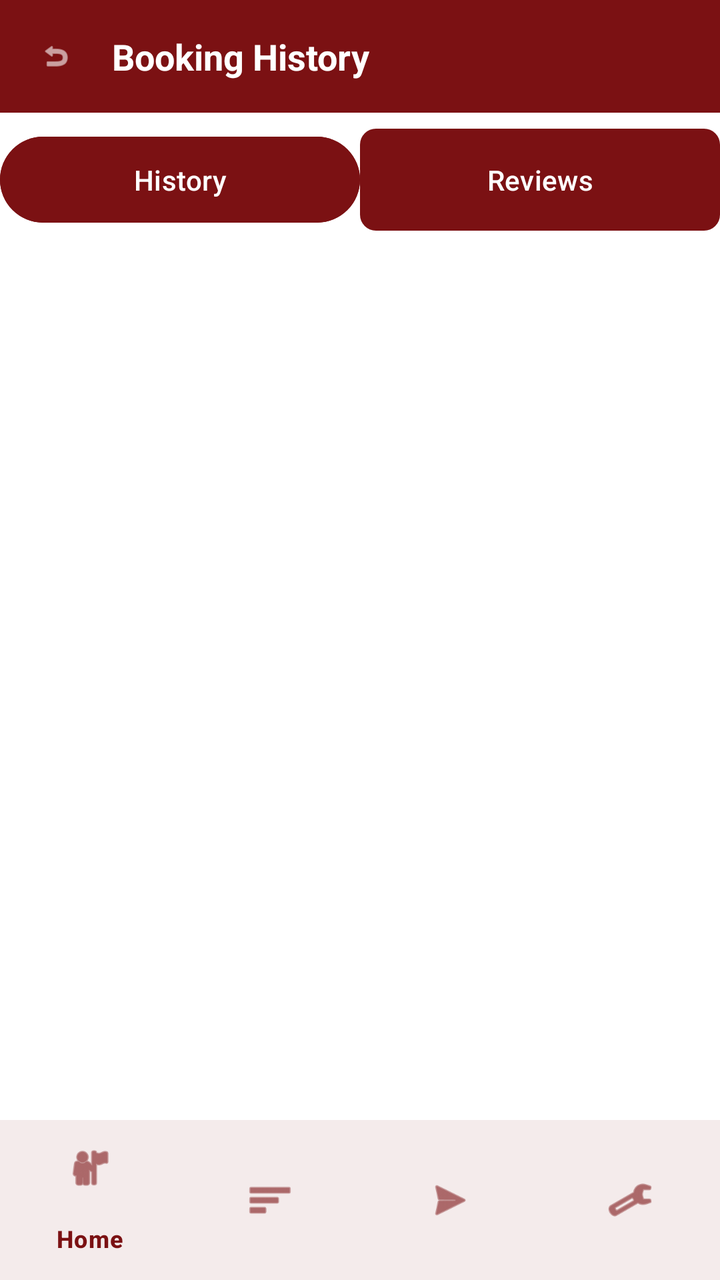
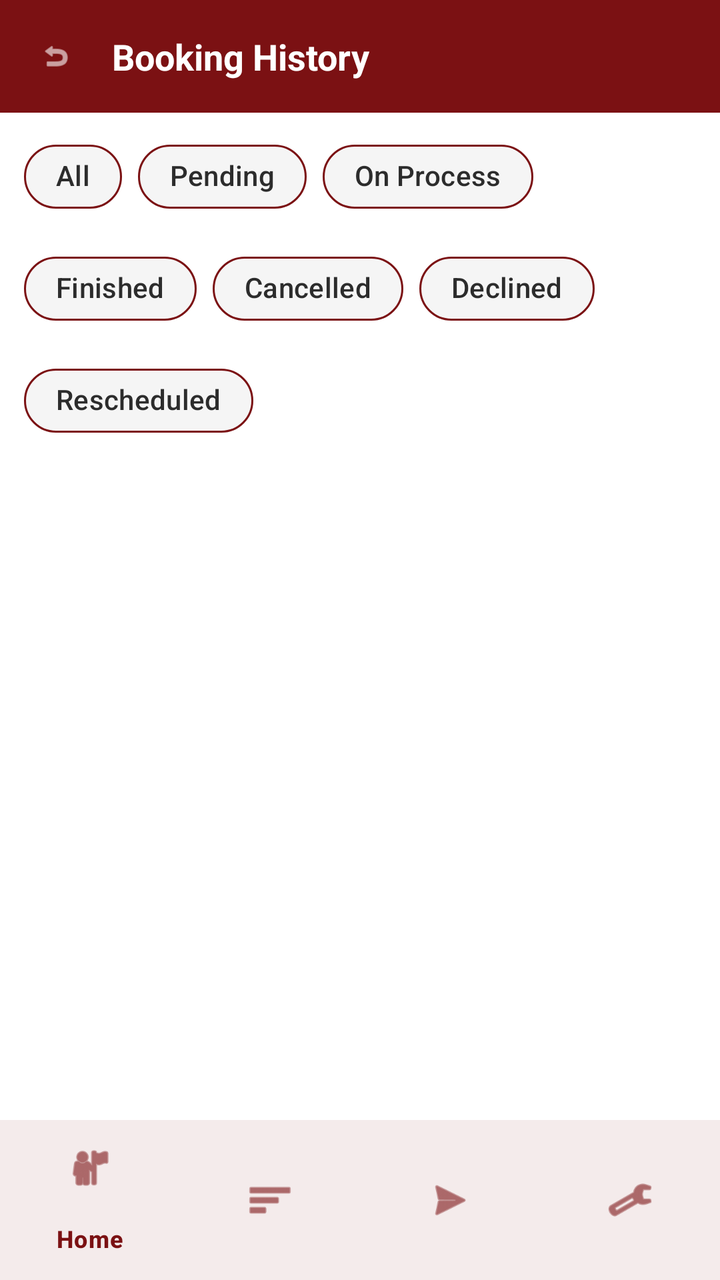

An Android layout rendered at two revisions. The XML below is the earlier revision; the diff shows what the commit changed to produce the second picture.
<!-- AndroidManifest.xml: application theme Theme.FixItFinderApp -->
<!-- res/layout/activity_history.xml -->
<?xml version="1.0" encoding="utf-8"?>
<androidx.coordinatorlayout.widget.CoordinatorLayout
    xmlns:android="http://schemas.android.com/apk/res/android"
    xmlns:app="http://schemas.android.com/apk/res-auto"
    android:layout_width="match_parent"
    android:layout_height="match_parent"
    android:background="@color/white">

    <androidx.constraintlayout.widget.ConstraintLayout
        android:layout_width="match_parent"
        android:layout_height="match_parent">

        
        <LinearLayout
            android:id="@+id/headerLayout"
            android:layout_width="match_parent"
            android:layout_height="wrap_content"
            android:orientation="horizontal"
            android:background="@color/color_primary"
            android:padding="16dp"
            android:gravity="center_vertical"
            app:layout_constraintTop_toTopOf="parent"
            app:layout_constraintStart_toStartOf="parent"
            app:layout_constraintEnd_toEndOf="parent">

            <ImageView
                android:id="@+id/btnBack"
                android:layout_width="24dp"
                android:layout_height="24dp"
                android:src="@android:drawable/ic_menu_revert"
                android:tint="@color/white"
                android:padding="4dp"
                android:background="?attr/selectableItemBackgroundBorderless"
                android:contentDescription="Back"
                android:layout_marginEnd="16dp" />

            <TextView
                android:layout_width="0dp"
                android:layout_height="wrap_content"
                android:layout_weight="1"
                android:text="Booking History"
                android:textSize="18sp"
                android:textStyle="bold"
                android:textColor="@color/white" />
        </LinearLayout>

        
        <LinearLayout
            android:id="@+id/tabLayout"
            android:layout_width="match_parent"
            android:layout_height="wrap_content"
            android:orientation="horizontal"
            android:background="@color/white"
            android:layout_marginTop="8dp"
            app:layout_constraintTop_toBottomOf="@+id/headerLayout"
            app:layout_constraintStart_toStartOf="parent"
            app:layout_constraintEnd_toEndOf="parent">

            <Button
                android:id="@+id/btnHistory"
                android:layout_width="0dp"
                android:layout_height="wrap_content"
                android:layout_weight="1"
                android:text="History"
                android:textColor="@color/white"
                android:backgroundTint="@color/color_primary"
                android:padding="12dp" />

            <Button
                android:id="@+id/btnReviews"
                android:layout_width="0dp"
                android:layout_height="wrap_content"
                android:layout_weight="1"
                android:text="Reviews"
                android:textColor="@color/color_background"
                android:background="@drawable/button_outline_primary"
                android:padding="12dp" />
        </LinearLayout>

        
        <androidx.recyclerview.widget.RecyclerView
            android:id="@+id/recyclerViewHistory"
            android:layout_width="match_parent"
            android:layout_height="0dp"
            android:padding="16dp"
            android:clipToPadding="false"
            app:layout_constraintTop_toBottomOf="@+id/tabLayout"
            app:layout_constraintBottom_toTopOf="@+id/bottomNavigation"
            app:layout_constraintStart_toStartOf="parent"
            app:layout_constraintEnd_toEndOf="parent" />

        
        <com.google.android.material.bottomnavigation.BottomNavigationView
            android:id="@+id/bottomNavigation"
            android:layout_width="match_parent"
            android:layout_height="wrap_content"
            android:background="@color/white"
            app:itemTextColor="@color/color_primary"
            app:itemIconTint="@color/color_primary"
            app:menu="@menu/bottom_navigation"
            app:layout_constraintBottom_toBottomOf="parent"
            app:layout_constraintStart_toStartOf="parent"
            app:layout_constraintEnd_toEndOf="parent" />

    </androidx.constraintlayout.widget.ConstraintLayout>

</androidx.coordinatorlayout.widget.CoordinatorLayout>
<!-- resources referenced by this layout -->
<resources>
  <color name="color_background">#FFFFFF</color>
  <color name="color_primary">#7B1113</color>
  <color name="white">#FFFFFFFF</color>
  <!-- drawable button_outline_primary (drawable) -->
  <?xml version="1.0" encoding="utf-8"?>
  <shape xmlns:android="http://schemas.android.com/apk/res/android"
      android:shape="rectangle">
  
      <solid android:color="@color/color_primary" />
  
      
      <corners
          android:radius="8dp" />
  
      <padding
          android:left="16dp"
          android:top="8dp"
          android:right="16dp"
          android:bottom="8dp" />
  
  </shape>
  <style name="Theme.FixItFinderApp" parent="Base.Theme.FixItFinderApp" />
  <style name="Base.Theme.FixItFinderApp" parent="Theme.Material3.DayNight.NoActionBar">
          <item name="colorPrimary">@color/color_primary</item>
          <item name="colorSecondary">@color/color_secondary</item>
          <item name="colorSurface">@color/color_background</item>
          <item name="colorOnSurface">@color/color_text_dark</item>
          <item name="colorPrimaryContainer">@color/color_primary</item>
          <item name="colorOnPrimary">@color/color_background</item>
      </style>
  <color name="color_secondary">#825037</color>
  <color name="color_text_dark">#2C2C2C</color>
</resources>

<!-- the commit's change to res/layout/activity_history.xml (unified diff, before → after) -->
@@ -35,6 +35,7 @@
                 android:layout_marginEnd="16dp" />
 
             <TextView
+                android:id="@+id/tvHeaderTitle"
                 android:layout_width="0dp"
                 android:layout_height="wrap_content"
                 android:layout_weight="1"
@@ -45,37 +46,105 @@
         </LinearLayout>
 
         
-        <LinearLayout
-            android:id="@+id/tabLayout"
+        <com.google.android.material.chip.ChipGroup
+            android:id="@+id/chipGroupFilters"
             android:layout_width="match_parent"
             android:layout_height="wrap_content"
-            android:orientation="horizontal"
-            android:background="@color/white"
             android:layout_marginTop="8dp"
+            android:paddingStart="12dp"
+            android:paddingEnd="12dp"
+            app:singleSelection="true"
+            app:selectionRequired="true"
             app:layout_constraintTop_toBottomOf="@+id/headerLayout"
             app:layout_constraintStart_toStartOf="parent"
             app:layout_constraintEnd_toEndOf="parent">
 
-            <Button
-                android:id="@+id/btnHistory"
-                android:layout_width="0dp"
+            <com.google.android.material.chip.Chip
+                android:id="@+id/chipAll"
+                android:layout_width="wrap_content"
                 android:layout_height="wrap_content"
-                android:layout_weight="1"
-                android:text="History"
-                android:textColor="@color/white"
-                android:backgroundTint="@color/color_primary"
-                android:padding="12dp" />
+                android:text="All"
+                android:tag="all"
+                android:checked="true"
+                app:chipBackgroundColor="@color/light_gray"
+                app:chipStrokeColor="@color/color_primary"
+                app:chipStrokeWidth="1dp"
+                app:checkedIconVisible="false"
+                app:chipCornerRadius="16dp"
+                />
 
-            <Button
-                android:id="@+id/btnReviews"
-                android:layout_width="0dp"
+            <com.google.android.material.chip.Chip
+                android:id="@+id/chipPending"
+                android:layout_width="wrap_content"
                 android:layout_height="wrap_content"
-                android:layout_weight="1"
-                android:text="Reviews"
-                android:textColor="@color/color_background"
-                android:background="@drawable/button_outline_primary"
-                android:padding="12dp" />
-        </LinearLayout>
+                android:text="Pending"
+                android:tag="pending"
+                app:chipBackgroundColor="@color/light_gray"
+                app:chipStrokeColor="@color/color_primary"
+                app:chipStrokeWidth="1dp"
+                app:checkedIconVisible="false"
+                app:chipCornerRadius="16dp" />
+
+            <com.google.android.material.chip.Chip
+                android:id="@+id/chipOnProcess"
+                android:layout_width="wrap_content"
+                android:layout_height="wrap_content"
+                android:text="On Process"
+                android:tag="on_process"
+                app:chipBackgroundColor="@color/light_gray"
+                app:chipStrokeColor="@color/color_primary"
+                app:chipStrokeWidth="1dp"
+                app:checkedIconVisible="false"
+                app:chipCornerRadius="16dp" />
+
+            <com.google.android.material.chip.Chip
+                android:id="@+id/chipFinished"
+                android:layout_width="wrap_content"
+                android:layout_height="wrap_content"
+                android:text="Finished"
+                android:tag="finished"
+                app:chipBackgroundColor="@color/light_gray"
+                app:chipStrokeColor="@color/color_primary"
+                app:chipStrokeWidth="1dp"
+                app:checkedIconVisible="false"
+                app:chipCornerRadius="16dp" />
+
+            <com.google.android.material.chip.Chip
+                android:id="@+id/chipCancelled"
+                android:layout_width="wrap_content"
+                android:layout_height="wrap_content"
+                android:text="Cancelled"
+                android:tag="cancelled"
+                app:chipBackgroundColor="@color/light_gray"
+                app:chipStrokeColor="@color/color_primary"
+                app:chipStrokeWidth="1dp"
+                app:checkedIconVisible="false"
+                app:chipCornerRadius="16dp" />
+
+            <com.google.android.material.chip.Chip
+                android:id="@+id/chipDeclined"
+                android:layout_width="wrap_content"
+                android:layout_height="wrap_content"
+                android:text="Declined"
+                android:tag="declined"
+                app:chipBackgroundColor="@color/light_gray"
+                app:chipStrokeColor="@color/color_primary"
+                app:chipStrokeWidth="1dp"
+                app:checkedIconVisible="false"
+                app:chipCornerRadius="16dp" />
+
+            <com.google.android.material.chip.Chip
+                android:id="@+id/chipRescheduled"
+                android:layout_width="wrap_content"
+                android:layout_height="wrap_content"
+                android:text="Rescheduled"
+                android:tag="rescheduled"
+                app:chipBackgroundColor="@color/light_gray"
+                app:chipStrokeColor="@color/color_primary"
+                app:chipStrokeWidth="1dp"
+                app:checkedIconVisible="false"
+                app:chipCornerRadius="16dp" />
+        </com.google.android.material.chip.ChipGroup>
 
         
         <androidx.recyclerview.widget.RecyclerView
@@ -84,8 +153,21 @@
             android:layout_height="0dp"
             android:padding="16dp"
             android:clipToPadding="false"
-            app:layout_constraintTop_toBottomOf="@+id/tabLayout"
+            app:layout_constraintTop_toBottomOf="@+id/chipGroupFilters"
             app:layout_constraintBottom_toTopOf="@+id/bottomNavigation"
+            app:layout_constraintStart_toStartOf="parent"
+            app:layout_constraintEnd_toEndOf="parent" />
+
+        <TextView
+            android:id="@+id/tvEmptyHistory"
+            android:layout_width="0dp"
+            android:layout_height="wrap_content"
+            android:text="No bookings yet."
+            android:textColor="#757575"
+            android:textSize="14sp"
+            android:gravity="center"
+            android:visibility="gone"
+            app:layout_constraintTop_toBottomOf="@+id/chipGroupFilters"
             app:layout_constraintStart_toStartOf="parent"
             app:layout_constraintEnd_toEndOf="parent" />
 
<!-- resource entries referenced after the edit -->
@@ -2,25 +2,8 @@
 <resources>
   <color name="color_background">#FFFFFF</color>
   <color name="color_primary">#7B1113</color>
+  <color name="light_gray">#F5F5F5</color>
   <color name="white">#FFFFFFFF</color>
-  <!-- drawable button_outline_primary (drawable) -->
-  <?xml version="1.0" encoding="utf-8"?>
-  <shape xmlns:android="http://schemas.android.com/apk/res/android"
-      android:shape="rectangle">
-  
-      <solid android:color="@color/color_primary" />
-  
-      
-      <corners
-          android:radius="8dp" />
-  
-      <padding
-          android:left="16dp"
-          android:top="8dp"
-          android:right="16dp"
-          android:bottom="8dp" />
-  
-  </shape>
   <style name="Theme.FixItFinderApp" parent="Base.Theme.FixItFinderApp" />
   <style name="Base.Theme.FixItFinderApp" parent="Theme.Material3.DayNight.NoActionBar">
           <item name="colorPrimary">@color/color_primary</item>
